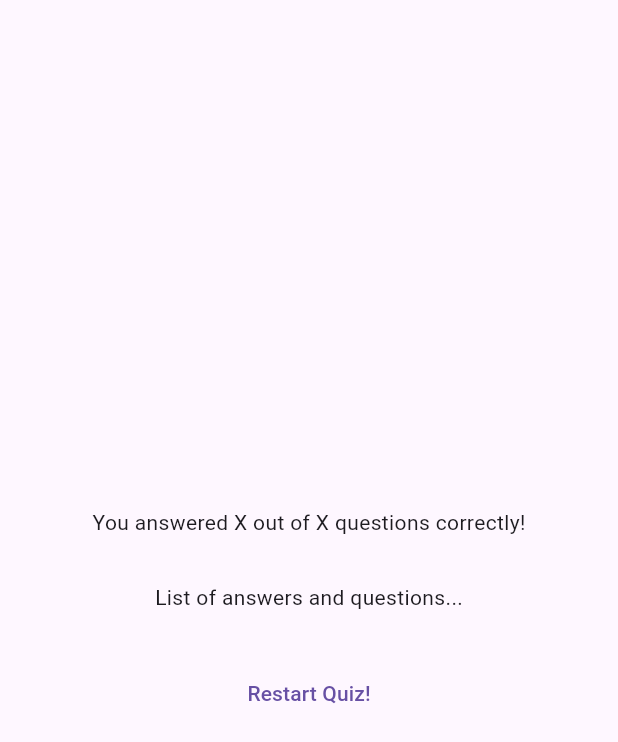
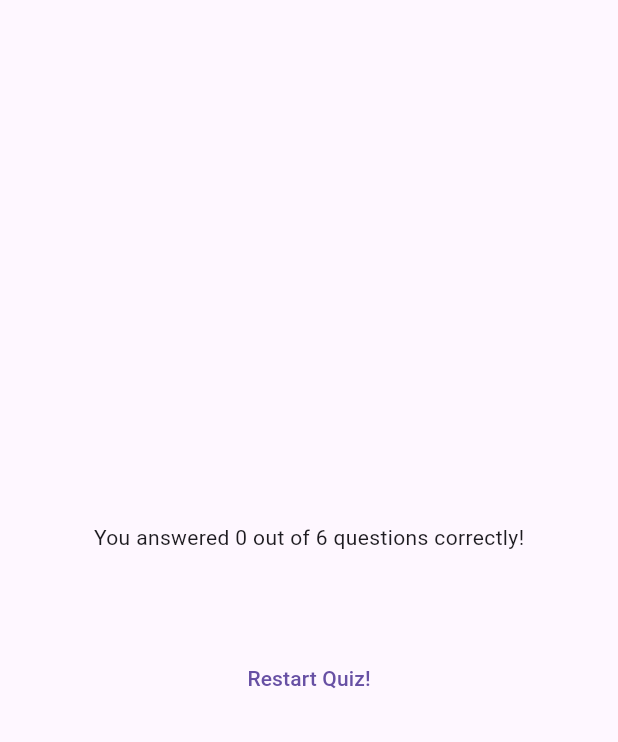
Before and after one commit to dinhduyvo/learning, a Flutter app: the ResultsScreen widget shown alone on an empty page, opened directly with empty values, on a phone screen of 412 x 824 dp. Shown: the top 742 px of the screen. Run offline on Flutter 3.47's test engine with Material 3 defaults, Android fonts, the phone set to English and light mode, and no system bars; our stand-ins replace google_fonts.

Commit message:
Flutter session 86

```diff
--- a/adv_basics/lib/quiz.dart
+++ b/adv_basics/lib/quiz.dart
@@ -29,7 +29,6 @@
 
     if (selectedAnswers.length == questions.length) {
       setState(() {
-        selectedAnswers = [];
         activeScreen = 'results-screen';
       });
     }
--- a/adv_basics/lib/results_screen.dart
+++ b/adv_basics/lib/results_screen.dart
@@ -1,4 +1,5 @@
 import 'package:adv_basics/data/questions.dart';
+import 'package:adv_basics/questions_summary.dart';
 import 'package:flutter/material.dart';
 
 class ResultsScreen extends StatelessWidget {
@@ -23,6 +24,12 @@
 
   @override
   Widget build(BuildContext context) {
+    final summaryData = getSummaryData();
+    final numTotalQuestions = questions.length;
+    final numCorrectQuestions = summaryData.where((element) {
+      return element['user_answer'] == element['correct_answer'];
+    }).length;
+
     return SizedBox(
       width: double.infinity,
       child: Container(
@@ -30,11 +37,12 @@
         child: Column(
           mainAxisAlignment: MainAxisAlignment.center,
           children: [
-            const Text('You answered X out of X questions correctly!'),
+            Text(
+                'You answered $numCorrectQuestions out of $numTotalQuestions questions correctly!'),
             const SizedBox(
               height: 30,
             ),
-            const Text('List of answers and questions...'),
+            QuestionsSummary(summaryData),
             const SizedBox(
               height: 30,
             ),
```
Also changed, not shown: adv_basics/lib/questions_summary.dart (+11 -1 lines).
